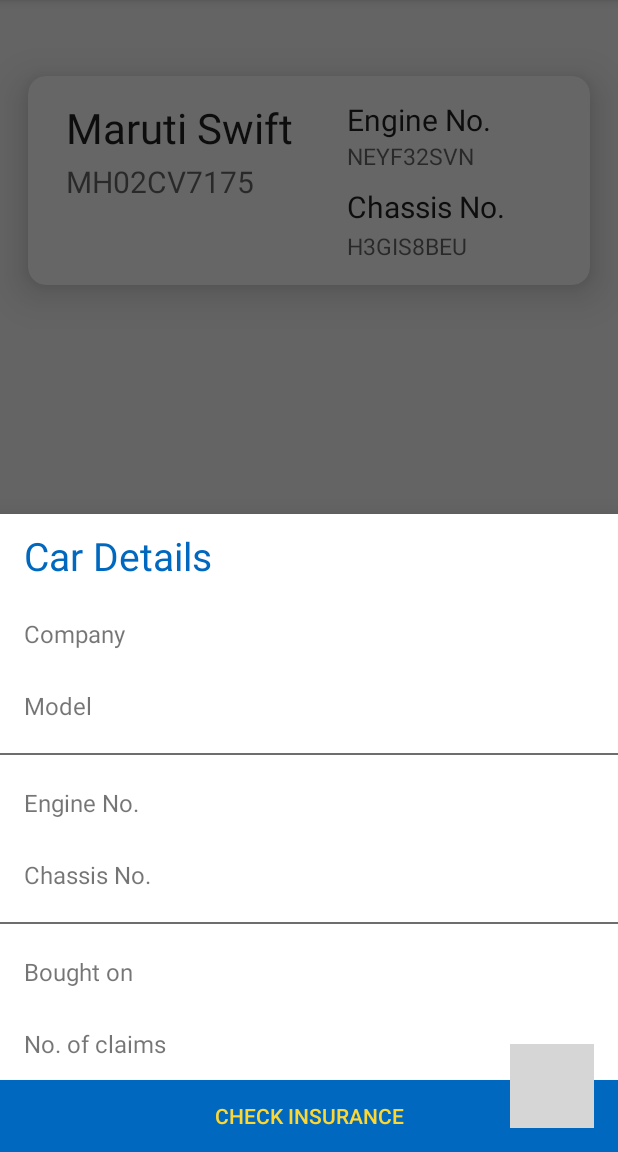
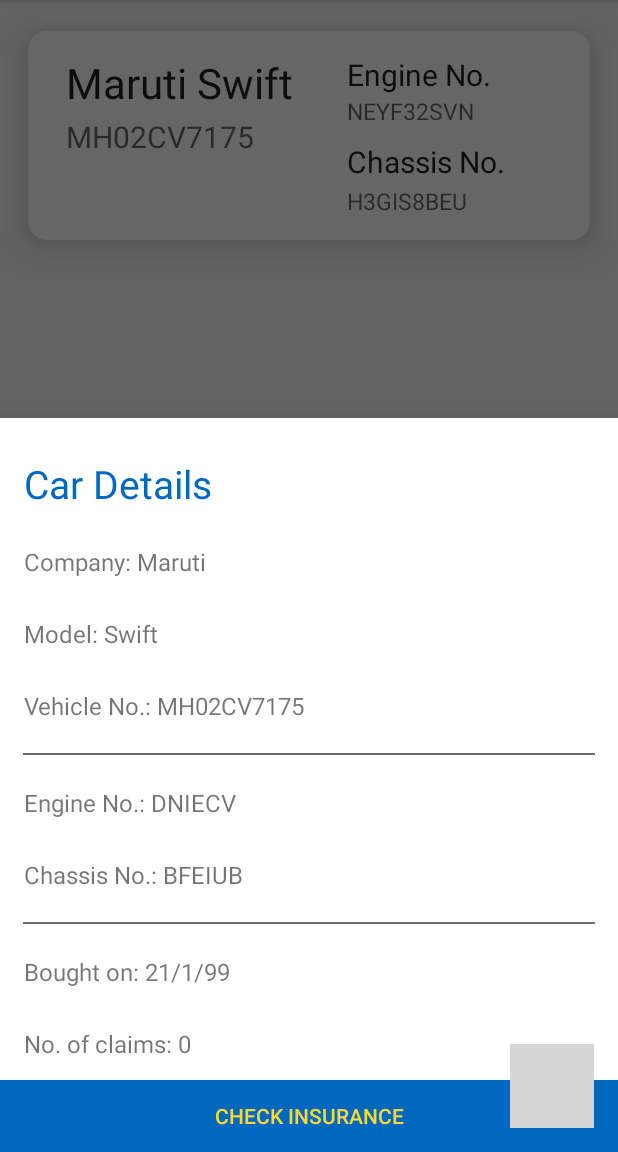
Before and after one commit to Abhishek-612/CarInsurance, an Android app: the fragment BottomFragment placed in its activity, on a phone screen of 412 x 824 dp, the part 84-1236 px from its top. Run offline under Robolectric (Android 15) with nearby library versions, the phone set to English and light mode, and no system bars; our stand-ins replace Firebase (no records; nobody signed in at launch, a user with empty details on screens opened directly); libraries missing offline, so code that uses them is left out: com.firebase.ui; 1 statement that could not run was skipped; grey boxes are pictures that could not be loaded.

Commit message:
Added some more functionalities

```diff
--- a/app/src/main/java/com/example/carinsurance/BottomFragment.java
+++ b/app/src/main/java/com/example/carinsurance/BottomFragment.java
@@ -1,13 +1,21 @@
 package com.example.carinsurance;
 
 import android.os.Bundle;
+import android.support.annotation.NonNull;
 import android.support.annotation.Nullable;
 import android.support.design.widget.BottomSheetDialogFragment;
+import android.support.v7.app.AppCompatActivity;
 import android.view.LayoutInflater;
 import android.view.View;
 import android.view.ViewGroup;
+import android.widget.Button;
+import android.widget.TextView;
 
 public class BottomFragment extends BottomSheetDialogFragment {
+
+
+    TextView company,model,veh,eno,cno,bought,claims;
+    Button insurance;
 
     public static BottomFragment newInstance() {
         return new BottomFragment();
@@ -27,4 +35,48 @@
         return view;
 
     }
+
+    @Override
+    public void onViewCreated(@NonNull View view, @Nullable Bundle savedInstanceState) {
+        super.onViewCreated(view, savedInstanceState);
+
+
+        company=(TextView)view.findViewById(R.id.company_name);
+        model=(TextView)view.findViewById(R.id.car_name);
+        veh=(TextView)view.findViewById(R.id.veh_no);
+        eno=(TextView)view.findViewById(R.id.eng_no);
+        cno=(TextView)view.findViewById(R.id.chas_no);
+        bought=(TextView)view.findViewById(R.id.purchase_date);
+        claims=(TextView)view.findViewById(R.id.claims);
+
+        insurance=(Button)view.findViewById(R.id.check);
+
+
+        //TODO: Get Car details
+        setCarDetails("Maruti","Swift","MH02CV7175","DNIECV","BFEIUB","21/1/99",0);
+
+        insurance.setOnClickListener(new View.OnClickListener() {
+            @Override
+            public void onClick(View view) {
+                ((AppCompatActivity)getContext()).getSupportFragmentManager()
+                        .beginTransaction()
+                        .replace(R.id.fragment_container, new InsuranceFragment())
+                        .commit();
+
+                dismiss();
+            }
+        });
+    }
+
+    private void setCarDetails(String company_str,String model_str,String vehice_no_str,String engine_str,String chassis_str,String bought_str,int claims_str){
+        company.setText("Company: "+company_str);
+        model.setText("Model: "+model_str);
+        veh.setText("Vehicle No.: "+vehice_no_str);
+        eno.setText("Engine No.: "+engine_str);
+        cno.setText("Chassis No.: "+chassis_str);
+        bought.setText("Bought on: "+bought_str);
+        claims.setText("No. of claims: "+claims_str);
+    }
+
+
 }
--- a/app/src/main/java/com/example/carinsurance/CarsFragment.java
+++ b/app/src/main/java/com/example/carinsurance/CarsFragment.java
@@ -78,7 +78,7 @@
 
         data = new ArrayList<Car>();
 
-        data.add(new Car("Maruti Swift","MH02CV7175","NEYF32SVN","H3GIS8BEU","whatevs",0));
+        data.add(new Car("Maruti Swift","MH02CV7175","NEYF32SVN","H3GIS8BEU"));
 
         adapter = new CustomAdapter(data);
         recyclerView.setAdapter(adapter);
--- a/app/src/main/java/com/example/carinsurance/Models/Car.java
+++ b/app/src/main/java/com/example/carinsurance/Models/Car.java
@@ -18,6 +18,13 @@
         this.chassis = chassis;
         this.purchasedAt = purchasedAt;
         this.claims = claims;
+    }
+
+    public Car(String model, String vehicleNum, String engine, String chassis) {
+        this.model = model;
+        this.vehicleNum = vehicleNum;
+        this.engine = engine;
+        this.chassis = chassis;
     }
 
     public String getModel() {
--- a/app/src/main/res/layout/bottom_sheet_layout.xml
+++ b/app/src/main/res/layout/bottom_sheet_layout.xml
@@ -5,6 +5,7 @@
     android:layout_height="wrap_content"
     android:layout_marginBottom="@dimen/dp_8"
     android:layout_marginTop="@dimen/dp_8"
+    android:paddingTop="@dimen/dp_16"
     android:orientation="vertical">
 
     <TextView
@@ -44,12 +45,27 @@
         android:textSize="16sp" />
 
 
+    <TextView
+        android:id="@+id/veh_no"
+        android:layout_width="match_parent"
+        android:layout_height="@dimen/dp_48"
+        android:layout_marginEnd="@dimen/dp_16"
+        android:layout_marginStart="@dimen/dp_16"
+        android:backgroundTint="@android:color/white"
+        android:drawablePadding="@dimen/dp_32"
+        android:gravity="start|center_vertical"
+        android:text="Vehicle No."
+        android:textSize="16sp" />
+
+
     <View
         android:layout_width="match_parent"
         android:layout_height="1dp"
         android:layout_marginBottom="@dimen/dp_8"
+        android:layout_marginHorizontal="15dp"
         android:layout_marginTop="@dimen/md_bottom_sheet_separator_top_margin"
         android:background="#6D6D6D" />
+
 
     <TextView
         android:id="@+id/eng_no"
@@ -81,6 +97,7 @@
         android:layout_width="match_parent"
         android:layout_height="1dp"
         android:layout_marginBottom="@dimen/dp_8"
+        android:layout_marginHorizontal="15dp"
         android:layout_marginTop="@dimen/md_bottom_sheet_separator_top_margin"
         android:background="#6D6D6D" />
 
@@ -112,6 +129,7 @@
         android:layout_width="match_parent"
         android:layout_height="@dimen/dp_48"
         android:text="Check Insurance"
+        android:id="@+id/check"
         android:background="@color/colorPrimaryDark"
         android:textColor="@color/colorAccent"/>
 
--- a/app/src/main/res/layout/fragment_cars.xml
+++ b/app/src/main/res/layout/fragment_cars.xml
@@ -9,7 +9,7 @@
         android:id="@+id/my_recycler_view"
         android:layout_width="match_parent"
         android:layout_height="match_parent"
-        android:layout_marginTop="80dp"
+        android:layout_marginTop="50dp"
         android:scrollbars="vertical"
         />
 
```
Also changed, not shown: app/src/main/java/com/example/carinsurance/CustomPremiumAdapter.java (+7 -5 lines), app/src/main/java/com/example/carinsurance/InsuranceFragment.java (added, +75 -0 lines), app/src/main/java/com/example/carinsurance/Models/Insurance.java (added, +53 -0 lines), app/src/main/java/com/example/carinsurance/PremiumFragment.java (+5 -3 lines), app/src/main/res/layout/fragment_insurance.xml (added, +104 -0 lines).
